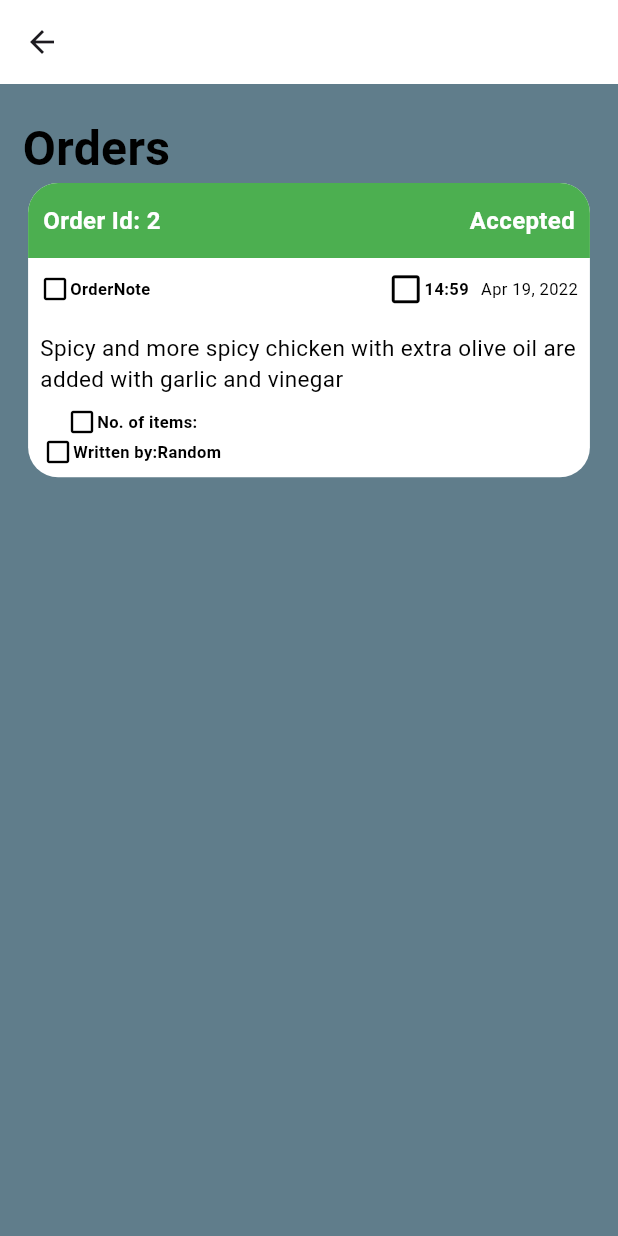
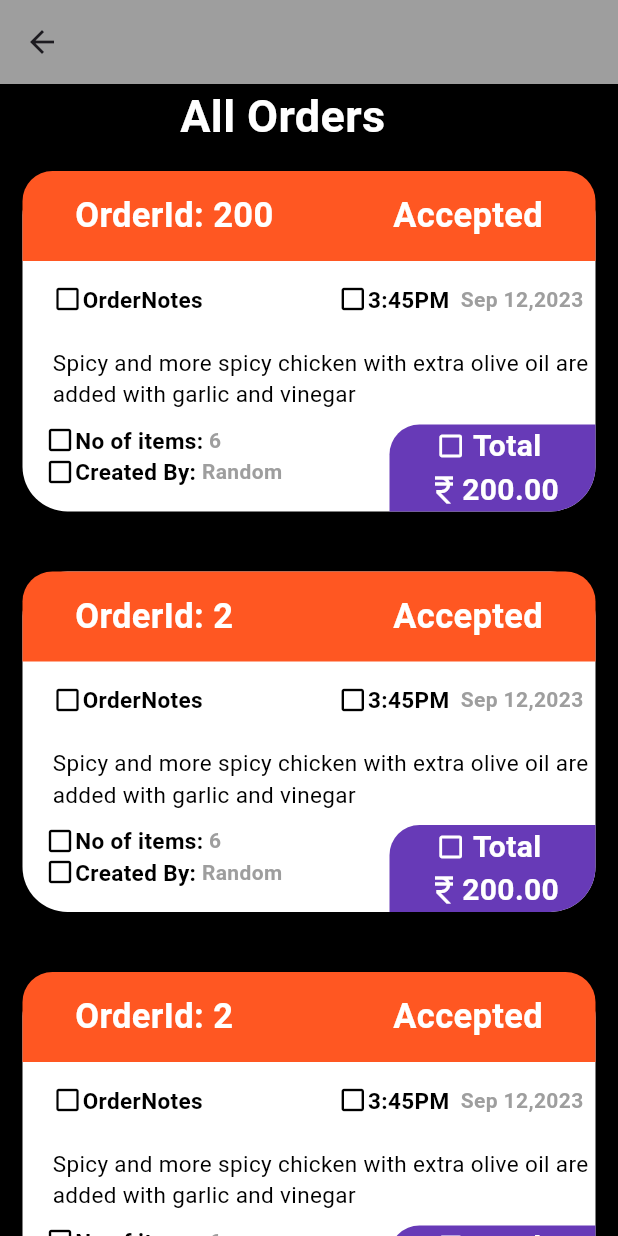
Before and after one commit to snmn/metahorizonflutter, a Flutter app: the screen it shows after launch, after a tap on "Sign In", on a phone screen of 412 x 824 dp. Run offline on Flutter 3.47's test engine with Material 2 defaults, Android fonts, the phone set to English and light mode, and no system bars.

Commit message:
list view

```diff
--- a/lib/myHomePage.dart
+++ b/lib/myHomePage.dart
@@ -21,17 +21,16 @@ class HomeState extends State<MyHomePage>{
         body: Container(
           height: size.height,
           width: size.width,
-          color: Colors.white,
+          color: Colors.black,
           child: Column(
             mainAxisAlignment: MainAxisAlignment.center,
             children: [
               Padding(padding: EdgeInsets.only(bottom: 20.0),child: Row(
                 mainAxisAlignment: MainAxisAlignment.center,
                 children: [
-                  Icon(Icons.beach_access,size: size.width/7,color: const Color(
-                      0xff550909),),
+                  Icon(Icons.beach_access,size: size.width/7,color: Colors.purpleAccent,),
                   const Text("BILDR.",
-                    style: TextStyle(color: Colors.black,fontSize: 26,
+                    style: TextStyle(color: Colors.white,fontSize: 26,
                         fontWeight: FontWeight.w900),)
                 ],
               ),)
@@ -40,7 +39,7 @@ class HomeState extends State<MyHomePage>{
                 height: size.height/2.5,
                 width: size.width/1.1,
                 decoration: BoxDecoration(
-                    color: Colors.orangeAccent,
+                    color: Colors.deepOrange,
                     borderRadius: BorderRadius.circular(30)
                 ),
                 child: Column(
@@ -102,7 +101,7 @@ class HomeState extends State<MyHomePage>{
                             height: 50,
                             width: 170,
                             decoration: BoxDecoration(
-                                color: Colors.deepOrange,
+                                color: Colors.deepPurple,
                                 borderRadius: BorderRadius.circular(30)
                             ),
                             child: const Center(child: Text("Sign In",style: TextStyle(fontSize: 17,color: Colors.white, fontWeight: FontWeight.w900), )),
--- a/lib/secondPage.dart
+++ b/lib/secondPage.dart
@@ -1,138 +1,180 @@
-import 'package:flutter/cupertino.dart';
 import 'package:flutter/material.dart';
 
-class SecondPage extends StatefulWidget{
+class SecondPage extends StatefulWidget {
+  const SecondPage({Key? key}) : super(key: key);
+
   @override
-  State<StatefulWidget> createState(){
-    return secondPageState();
+  State<StatefulWidget> createState() {
+    return SecondPageState();
   }
 }
 
-class secondPageState extends State<SecondPage>{
-  @override
-  Widget build(BuildContext context){
-    var size=MediaQuery.of(context).size;
-    return Scaffold(
-      backgroundColor: Colors.blueGrey,
-     appBar: AppBar(backgroundColor: Colors.white),
-      body: Column(
-        crossAxisAlignment: CrossAxisAlignment.start,
+class SecondPageState extends State<SecondPage> {
+  showContainer(BuildContext context, int orderid){
+    var size = MediaQuery.of(context).size;
+    return  Padding(
+      padding: const EdgeInsets.all(15.0),
+      child: Container(
+        // height: size.height/4.2, // height of the container
+        //  width: size.width/1,
+        decoration: BoxDecoration(
+            color: Colors.white,
+            borderRadius: BorderRadius.circular(30)
+        ),
+        child: Column(
+          children: [
+            Container(
+              // width: size.width/1.0,
+              height: 60, // order id accepted id height
+              padding: const EdgeInsets.only(left: 35, right: 35,bottom: 0),
+              decoration:const BoxDecoration(
+                  color: Colors.deepOrange,
 
+                  borderRadius: BorderRadius.only(
+                      topLeft: Radius.circular(20),
+                      topRight: Radius.circular(20)
+                  )
+              ),
+              child: Row(
+                mainAxisAlignment: MainAxisAlignment.spaceBetween,  // space give in order and accepted
+                children: [
+                  Text("OrderId: $orderid",style: TextStyle(fontSize: 23,color: Colors.white, fontWeight: FontWeight.bold), ),
+                  Text("Accepted",style: TextStyle(fontSize: 23,color: Colors.white, fontWeight: FontWeight.bold), ),
+                ],
+              ),
+            ),
+            SizedBox(height:15,),   // give the size of box
 
+            Row(
+              //green color first row created
+              children: [
+                Row(
+                  children: [
 
+                    Padding(padding: EdgeInsets.fromLTRB(0, 0, 20, 0),),
+                    Icon(Icons.check_box_outline_blank, color: Colors.black,  size:20,),  // icons and size and color
+                    Text("OrderNotes",
+                      style: TextStyle(color: Colors.black, fontSize: 15, fontWeight: FontWeight.bold ),),
+                  ],
+                ),
+                Row(
                   children: [
-          SizedBox(height: 20),
+                    SizedBox(width: 90), // give the space between teo text
+                    Icon(Icons.check_box_outline_blank, color: Colors.black, size: 20,),  // Icos add
+                    Text("3:45PM",
+                      style: TextStyle(color: Colors.black,fontSize: 15, fontWeight: FontWeight.bold),),
+                    Text("  Sep 12,2023", style: TextStyle(color:Colors.grey ,fontSize: 14, fontWeight: FontWeight.bold),),
 
-          Padding(padding: EdgeInsets.only(left: 15),
-          child:   Text("Orders",style: TextStyle( color: Colors.black,fontSize: 32,fontWeight: FontWeight.bold),),
+                  ],
+                )
+              ],
 
             ),
 
             Row(
-            mainAxisAlignment: MainAxisAlignment.center,
-
+              children: [
+                Padding(padding: EdgeInsets.only(left:20, right: 0),),
+                Flexible(
+                  child: Text("\nSpicy and more spicy chicken with extra olive oil are added with garlic and vinegar",
+                    style: TextStyle(color: Colors.black,fontSize: 15),
+                    overflow: TextOverflow.ellipsis,
+                    maxLines: 3,
+                  ),)
+              ],
+            ),
+            SizedBox(height: 10,),  //give space between two column
+            Row(
+              mainAxisAlignment: MainAxisAlignment.spaceBetween,
+              crossAxisAlignment: CrossAxisAlignment.start,
               children: [
                 Container(
-                height: size.height/4.2,
-                width: size.width/1.1,
+                  padding:EdgeInsets.only(left:15),
+                  child: Column(
+                    crossAxisAlignment: CrossAxisAlignment.start,
+                    children: [
+                      Row(
+                        children: [
+                          Icon(Icons.check_box_outline_blank, color: Colors.black, size: 20,),  // Icos add
+                          Text("No of items:",
+                            style: TextStyle(color: Colors.black,fontSize: 15, fontWeight: FontWeight.bold),),
+                          Text(" 6 ", style: TextStyle(color:Colors.grey ,fontSize: 14, fontWeight: FontWeight.bold),),
+                        ],
+                      ),
+                      Row(
+                        children: [
+                          Icon(Icons.check_box_outline_blank, color: Colors.black, size: 20,),  // Icos add
+                          Text("Created By:",
+                            style: TextStyle(color: Colors.black,fontSize: 15, fontWeight: FontWeight.bold),),
+                          Text(" Random ", style: TextStyle(color:Colors.grey ,fontSize: 14, fontWeight: FontWeight.bold),),
 
-                decoration: BoxDecoration(borderRadius: BorderRadius.circular(20),color: Colors.white),
-                child: Column(
-                  children: [
-                    Container(
-                      width: size.width/1.1,
-                      height: 50,
-                        decoration: BoxDecoration(color: Colors.green,borderRadius: BorderRadius.only(
-                          topLeft: Radius.circular(20),
-                          topRight: Radius.circular(20),),),
-                      child: Padding(
-                        padding: const EdgeInsets.all(10.0),
-                        child: Row(
-                          mainAxisAlignment: MainAxisAlignment.spaceBetween,
-                          children: [
-                            Text("Order Id: 2",style: TextStyle(color: Colors.white,fontSize: 16,fontWeight: FontWeight.bold),),
-                            Text("Accepted",style: TextStyle(color: Colors.white,fontSize: 16,fontWeight: FontWeight.bold),)
+                        ],
+                      ),
                     ],
                   ),
                 ),
 
+                Container(
+                  width: size.width/3,
+                  decoration: const BoxDecoration(
+                      color: Colors.deepPurple,
+
+                      borderRadius: BorderRadius.only(
+                          topLeft: Radius.circular(20),
+                          bottomRight: Radius.circular(30)
+                      )
                   ),
-                    Padding(
-                      padding: const EdgeInsets.all(8.0),
-                      child: Row(
-                        mainAxisAlignment: MainAxisAlignment.spaceBetween,
+                  child: Column(
+                    crossAxisAlignment: CrossAxisAlignment.center,
+
                     children: [
                       Row(
+                        mainAxisAlignment: MainAxisAlignment.center,
                         children: [
-                              Icon(Icons.check_box_outline_blank,color: Colors.black,size: 20,),
-                              Text("OrderNote",style: TextStyle(fontWeight: FontWeight.bold,fontSize: 11,color: Colors.black),)
+                          Icon(Icons.check_box_outline_blank, color: Colors.white, size: 20,),  // Icos add
+                          Text(" Total ", style: TextStyle(color:Colors.white ,fontSize: 20, fontWeight: FontWeight.bold),),
                         ],
                       ),
                       Row(
+                        mainAxisAlignment: MainAxisAlignment.center,
                         children: [
-                              Icon(Icons.check_box_outline_blank,color: Colors.black,size: 25,),
-                              Text("14:59",style: TextStyle(fontWeight: FontWeight.bold,fontSize: 11,color: Colors.black),),
-                              SizedBox(width: 8.0),
-                              Text("Apr 19, 2022",style: TextStyle(fontSize: 11, color:Colors.black),)
-                            ],
-                          ),
+                          Icon(Icons.currency_rupee_outlined,color: Colors.white,),
+                          Text("200.00", style: TextStyle(color: Colors.white, fontSize: 20,fontWeight: FontWeight.bold ),)
 
                         ],
-                      ),
-
-
-                    ),
-                    Padding(
-                      padding: const EdgeInsets.all(8.0),
-                      child: Row(
-                        mainAxisAlignment: MainAxisAlignment.center,
-                        crossAxisAlignment: CrossAxisAlignment.center,
-                        children: [
-                          Flexible(
-                            child: Text("Spicy and more spicy chicken with extra olive oil are added with garlic and vinegar",
-                              style: TextStyle(color: Colors.black,fontSize: 15),
-                              overflow: TextOverflow.ellipsis,
-                              maxLines: 2,
-                            ),),
-                        ],
-                      ),
-                    ),
-                    Row(
-                      children: [
-                        Padding(
-                          padding: const EdgeInsets.only(left: 10),
-                          child: Column(
-                            children: [
-                              Row(
-                                children: [
-                                  Icon(Icons.check_box_outline_blank,color: Colors.black,size: 20,),
-                                  Text("No. of items:",style: TextStyle(fontWeight: FontWeight.bold,fontSize: 11,color: Colors.black),),
-
-                                ],
-                              ),
-                              Row(
-                                children: [
-                                  Icon(Icons.check_box_outline_blank,color: Colors.black,size: 20,),
-                                  Text("Written by:",style: TextStyle(fontWeight: FontWeight.bold,fontSize: 11,color: Colors.black),),
-                                  Text("Random",style: TextStyle(fontWeight: FontWeight.bold,fontSize: 11,color: Colors.black),)
-
-                                ],
-                              ),
-
+                      )
                     ],
                   ),
                 )
               ],
             )
-
           ],
         ),
-
+      ),
+    );
+  }
+  @override
+  Widget build(BuildContext context) {
+    var size = MediaQuery.of(context).size;
+    return Scaffold(
+      appBar: AppBar(
+        backgroundColor: Colors.grey,
 
       ),
-
-            ],
-          )
+      backgroundColor: Colors.black,
+      body: ListView(
+        children: [
+          Padding(
+            padding: const EdgeInsets.only(left:120),
+            child: const Text("All Orders", style: TextStyle(color: Colors.white
+              , fontSize: 30,fontWeight: FontWeight.bold),),
+          ),
+          showContainer(context, 200),
+          SizedBox(height: 10,),  // give space
+          showContainer(context, 2),
+          SizedBox(height: 10,),  // give space
+          showContainer(context, 2),
+          SizedBox(height: 10,),  // give space
+          showContainer(context, 2),
         ],
       ),
     );
```
Lines whose indentation alone changed are shown as unchanged.
